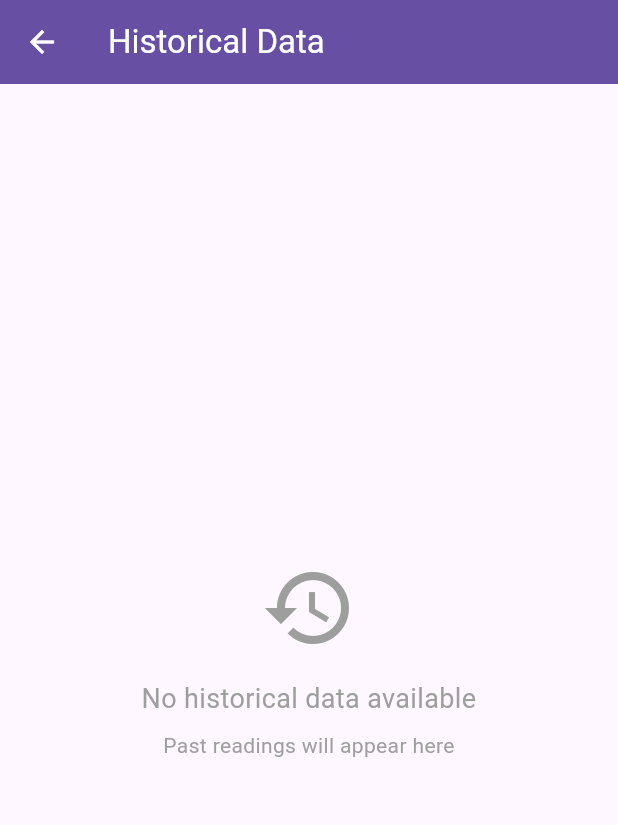
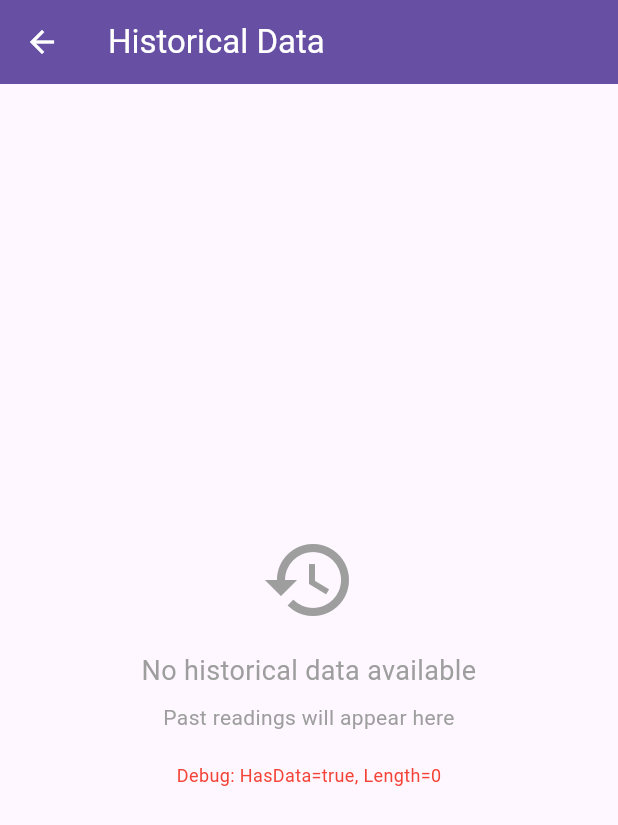
Before and after one commit to mofaqihardiansyah/iot_air_quality_monitoring_tubes, a Flutter app: the HistoryScreen screen opened directly, on a phone screen of 412 x 824 dp. Shown: the top 825 px of the screen. Run offline on Flutter 3.47's test engine with Material 3 defaults, Android fonts, the light colour scheme and no system bars; our stand-ins replace firebase_auth, firebase_core, firebase_database, fl_chart; accounts and stored records are empty.

Commit message:
update:Konfigurasi Interval di History

```diff
--- a/lib/screens/history_screen.dart
+++ b/lib/screens/history_screen.dart
@@ -15,16 +15,16 @@ class HistoryScreen extends StatefulWidget {
 class _HistoryScreenState extends State<HistoryScreen> {
   final HistoricalDataService _historicalService = HistoricalDataService();
 
-  // Helper function to group historical data by 10-second intervals
+  // Helper function to group historical data by 1-hour intervals
   Map<DateTime, List<HistoricalData>> _groupHistoryByInterval(
       List<HistoricalData> historyList) {
     final Map<DateTime, List<HistoricalData>> groupedData = {};
 
     for (final history in historyList) {
       final timestamp = DateTime.fromMillisecondsSinceEpoch(history.timestamp * 1000);
-      final second = (timestamp.second / 10).floor() * 10;
+      // Group by hour - set minutes and seconds to 0
       final intervalStart = DateTime(
-          timestamp.year, timestamp.month, timestamp.day, timestamp.hour, timestamp.minute, second);
+          timestamp.year, timestamp.month, timestamp.day, timestamp.hour, 0, 0);
 
       if (groupedData[intervalStart] == null) {
         groupedData[intervalStart] = [];
@@ -81,22 +81,27 @@ class _HistoryScreenState extends State<HistoryScreen> {
               ),
             );
           } else if (!snapshot.hasData || snapshot.data!.isEmpty) {
-            return const Center(
+            return Center(
               child: Column(
                 mainAxisAlignment: MainAxisAlignment.center,
                 children: [
-                  Icon(Icons.history, size: 64, color: Colors.grey),
-                  SizedBox(height: 16),
-                  Text(
+                  const Icon(Icons.history, size: 64, color: Colors.grey),
+                  const SizedBox(height: 16),
+                  const Text(
                     'No historical data available',
                     style: TextStyle(fontSize: 18, color: Colors.grey),
                     textAlign: TextAlign.center,
                   ),
-                  SizedBox(height: 8),
-                  Text(
+                  const SizedBox(height: 8),
+                  const Text(
                     'Past readings will appear here',
                     style: TextStyle(fontSize: 14, color: Colors.grey),
                     textAlign: TextAlign.center,
+                  ),
+                  const SizedBox(height: 20),
+                  Text(
+                    'Debug: HasData=${snapshot.hasData}, Length=${snapshot.data?.length ?? 0}',
+                    style: const TextStyle(fontSize: 12, color: Colors.red),
                   ),
                 ],
               ),
@@ -117,7 +122,7 @@ class _HistoryScreenState extends State<HistoryScreen> {
               itemBuilder: (context, index) {
                 final intervalStart = sortedKeys[index];
                 final historyInInterval = groupedHistory[intervalStart]!;
-                final intervalEnd = intervalStart.add(const Duration(seconds: 10));
+                final intervalEnd = intervalStart.add(const Duration(hours: 1));
 
                 // Calculate average for the interval to determine overall status
                 final avgCoPpm = historyInInterval.map((h) => h.coPpm).reduce((a, b) => a + b) / historyInInterval.length;
@@ -148,7 +153,7 @@ class _HistoryScreenState extends State<HistoryScreen> {
                       color: statusColor,
                     ),
                     title: Text(
-                      '${DateFormat('MMM dd, HH:mm:ss').format(intervalStart)} - ${DateFormat('HH:mm:ss').format(intervalEnd)}',
+                      '${DateFormat('MMM dd, HH:mm').format(intervalStart)} - ${DateFormat('HH:mm').format(intervalEnd)}',
                       style: const TextStyle(
                         fontWeight: FontWeight.bold,
                         fontSize: 16,
```
Also changed, not shown: lib/screens/dashboard_screen.dart (+8 -0 lines), lib/services/historical_data_service.dart (+26 -14 lines).
